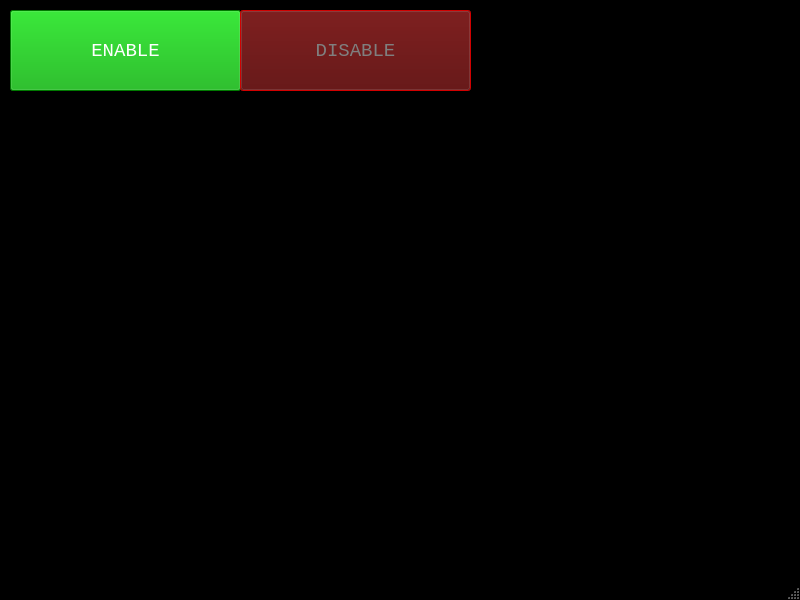
This is platform.ui in RAMBotsCSU/platform as Qt 5 draws it before an edit. The edited form follows.
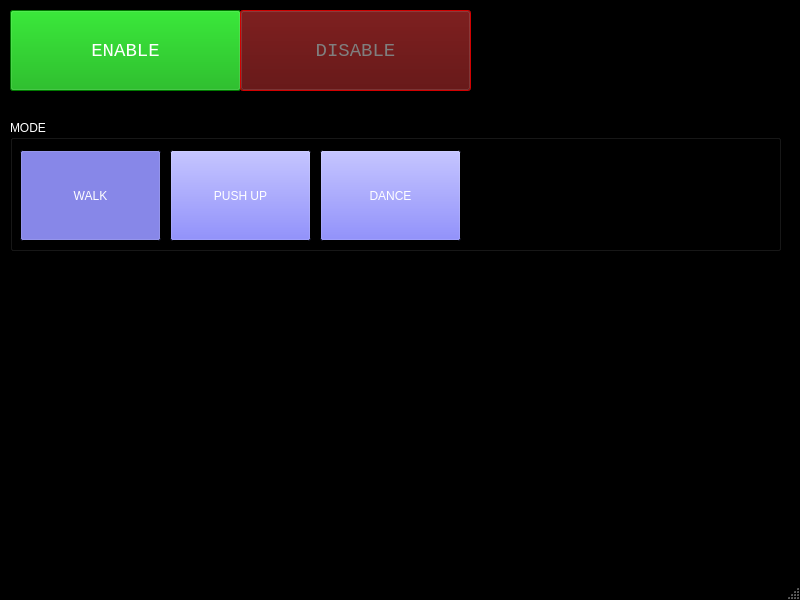
This is the edited form.

What changed in the file:
```diff
--- a/platform.ui
+++ b/platform.ui
@@ -166,15 +166,6 @@
        </color>
       </brush>
      </colorrole>
-     <colorrole role="Accent">
-      <brush brushstyle="SolidPattern">
-       <color alpha="255">
-        <red>255</red>
-        <green>255</green>
-        <blue>0</blue>
-       </color>
-      </brush>
-     </colorrole>
     </active>
     <inactive>
      <colorrole role="WindowText">
@@ -321,15 +312,6 @@
        </color>
       </brush>
      </colorrole>
-     <colorrole role="Accent">
-      <brush brushstyle="SolidPattern">
-       <color alpha="255">
-        <red>255</red>
-        <green>255</green>
-        <blue>0</blue>
-       </color>
-      </brush>
-     </colorrole>
     </inactive>
     <disabled>
      <colorrole role="WindowText">
@@ -476,15 +458,6 @@
        </color>
       </brush>
      </colorrole>
-     <colorrole role="Accent">
-      <brush brushstyle="SolidPattern">
-       <color alpha="255">
-        <red>255</red>
-        <green>255</green>
-        <blue>0</blue>
-       </color>
-      </brush>
-     </colorrole>
     </disabled>
    </palette>
   </property>
@@ -1514,6 +1487,505 @@
      <bool>false</bool>
     </property>
    </widget>
+   <widget class="QGroupBox" name="modeSelect">
+    <property name="geometry">
+     <rect>
+      <x>10</x>
+      <y>120</y>
+      <width>771</width>
+      <height>131</height>
+     </rect>
+    </property>
+    <property name="title">
+     <string>MODE</string>
+    </property>
+    <widget class="QPushButton" name="mode_manual">
+     <property name="geometry">
+      <rect>
+       <x>10</x>
+       <y>30</y>
+       <width>141</width>
+       <height>91</height>
+      </rect>
+     </property>
+     <property name="palette">
+      <palette>
+       <active>
+        <colorrole role="WindowText">
+         <brush brushstyle="SolidPattern">
+          <color alpha="255">
+           <red>255</red>
+           <green>255</green>
+           <blue>255</blue>
+          </color>
+         </brush>
+        </colorrole>
+        <colorrole role="Button">
+         <brush brushstyle="SolidPattern">
+          <color alpha="255">
+           <red>85</red>
+           <green>85</green>
+           <blue>255</blue>
+          </color>
+         </brush>
+        </colorrole>
+        <colorrole role="Dark">
+         <brush brushstyle="SolidPattern">
+          <color alpha="255">
+           <red>0</red>
+           <green>0</green>
+           <blue>0</blue>
+          </color>
+         </brush>
+        </colorrole>
+        <colorrole role="Text">
+         <brush brushstyle="SolidPattern">
+          <color alpha="255">
+           <red>255</red>
+           <green>255</green>
+           <blue>255</blue>
+          </color>
+         </brush>
+        </colorrole>
+        <colorrole role="ButtonText">
+         <brush brushstyle="SolidPattern">
+          <color alpha="255">
+           <red>255</red>
+           <green>255</green>
+           <blue>255</blue>
+          </color>
+         </brush>
+        </colorrole>
+       </active>
+       <inactive>
+        <colorrole role="WindowText">
+         <brush brushstyle="SolidPattern">
+          <color alpha="255">
+           <red>255</red>
+           <green>255</green>
+           <blue>255</blue>
+          </color>
+         </brush>
+        </colorrole>
+        <colorrole role="Button">
+         <brush brushstyle="SolidPattern">
+          <color alpha="255">
+           <red>85</red>
+           <green>85</green>
+           <blue>255</blue>
+          </color>
+         </brush>
+        </colorrole>
+        <colorrole role="Dark">
+         <brush brushstyle="SolidPattern">
+          <color alpha="255">
+           <red>0</red>
+           <green>0</green>
+           <blue>0</blue>
+          </color>
+         </brush>
+        </colorrole>
+        <colorrole role="Text">
+         <brush brushstyle="SolidPattern">
+          <color alpha="255">
+           <red>255</red>
+           <green>255</green>
+           <blue>255</blue>
+          </color>
+         </brush>
+        </colorrole>
+        <colorrole role="ButtonText">
+         <brush brushstyle="SolidPattern">
+          <color alpha="255">
+           <red>255</red>
+           <green>255</green>
+           <blue>255</blue>
+          </color>
+         </brush>
+        </colorrole>
+       </inactive>
+       <disabled>
+        <colorrole role="WindowText">
+         <brush brushstyle="SolidPattern">
+          <color alpha="255">
+           <red>0</red>
+           <green>0</green>
+           <blue>0</blue>
+          </color>
+         </brush>
+        </colorrole>
+        <colorrole role="Button">
+         <brush brushstyle="SolidPattern">
+          <color alpha="255">
+           <red>34</red>
+           <green>34</green>
+           <blue>103</blue>
+          </color>
+         </brush>
+        </colorrole>
+        <colorrole role="Dark">
+         <brush brushstyle="SolidPattern">
+          <color alpha="255">
+           <red>0</red>
+           <green>0</green>
+           <blue>0</blue>
+          </color>
+         </brush>
+        </colorrole>
+        <colorrole role="Text">
+         <brush brushstyle="SolidPattern">
+          <color alpha="255">
+           <red>0</red>
+           <green>0</green>
+           <blue>0</blue>
+          </color>
+         </brush>
+        </colorrole>
+        <colorrole role="ButtonText">
+         <brush brushstyle="SolidPattern">
+          <color alpha="255">
+           <red>0</red>
+           <green>0</green>
+           <blue>0</blue>
+          </color>
+         </brush>
+        </colorrole>
+       </disabled>
+      </palette>
+     </property>
+     <property name="text">
+      <string>WALK</string>
+     </property>
+     <property name="checkable">
+      <bool>true</bool>
+     </property>
+     <property name="checked">
+      <bool>true</bool>
+     </property>
+    </widget>
+    <widget class="QPushButton" name="mode_pushup">
+     <property name="geometry">
+      <rect>
+       <x>160</x>
+       <y>30</y>
+       <width>141</width>
+       <height>91</height>
+      </rect>
+     </property>
+     <property name="palette">
+      <palette>
+       <active>
+        <colorrole role="WindowText">
+         <brush brushstyle="SolidPattern">
+          <color alpha="255">
+           <red>255</red>
+           <green>255</green>
+           <blue>255</blue>
+          </color>
+         </brush>
+        </colorrole>
+        <colorrole role="Button">
+         <brush brushstyle="SolidPattern">
+          <color alpha="255">
+           <red>85</red>
+           <green>85</green>
+           <blue>255</blue>
+          </color>
+         </brush>
+        </colorrole>
+        <colorrole role="Dark">
+         <brush brushstyle="SolidPattern">
+          <color alpha="255">
+           <red>0</red>
+           <green>0</green>
+           <blue>0</blue>
+          </color>
+         </brush>
+        </colorrole>
+        <colorrole role="Text">
+         <brush brushstyle="SolidPattern">
+          <color alpha="255">
+           <red>255</red>
+           <green>255</green>
+           <blue>255</blue>
+          </color>
+         </brush>
+        </colorrole>
+        <colorrole role="ButtonText">
+         <brush brushstyle="SolidPattern">
+          <color alpha="255">
+           <red>255</red>
+           <green>255</green>
+           <blue>255</blue>
+          </color>
+         </brush>
+        </colorrole>
+       </active>
+       <inactive>
+        <colorrole role="WindowText">
+         <brush brushstyle="SolidPattern">
+          <color alpha="255">
+           <red>255</red>
+           <green>255</green>
+           <blue>255</blue>
+          </color>
+         </brush>
+        </colorrole>
+        <colorrole role="Button">
+         <brush brushstyle="SolidPattern">
+          <color alpha="255">
+           <red>85</red>
+           <green>85</green>
+           <blue>255</blue>
+          </color>
+         </brush>
+        </colorrole>
+        <colorrole role="Dark">
+         <brush brushstyle="SolidPattern">
+          <color alpha="255">
+           <red>0</red>
+           <green>0</green>
+           <blue>0</blue>
+          </color>
+         </brush>
+        </colorrole>
+        <colorrole role="Text">
+         <brush brushstyle="SolidPattern">
+          <color alpha="255">
+           <red>255</red>
+           <green>255</green>
+           <blue>255</blue>
+          </color>
+         </brush>
+        </colorrole>
+        <colorrole role="ButtonText">
+         <brush brushstyle="SolidPattern">
+          <color alpha="255">
+           <red>255</red>
+           <green>255</green>
+           <blue>255</blue>
+          </color>
+         </brush>
+        </colorrole>
+       </inactive>
+       <disabled>
+        <colorrole role="WindowText">
+         <brush brushstyle="SolidPattern">
+          <color alpha="255">
+           <red>0</red>
+           <green>0</green>
+           <blue>0</blue>
+          </color>
+         </brush>
+        </colorrole>
+        <colorrole role="Button">
+         <brush brushstyle="SolidPattern">
+          <color alpha="255">
+           <red>34</red>
+           <green>34</green>
+           <blue>103</blue>
+          </color>
+         </brush>
+        </colorrole>
+        <colorrole role="Dark">
+         <brush brushstyle="SolidPattern">
+          <color alpha="255">
+           <red>0</red>
+           <green>0</green>
+           <blue>0</blue>
+          </color>
+         </brush>
+        </colorrole>
+        <colorrole role="Text">
+         <brush brushstyle="SolidPattern">
+          <color alpha="255">
+           <red>0</red>
+           <green>0</green>
+           <blue>0</blue>
+          </color>
+         </brush>
+        </colorrole>
+        <colorrole role="ButtonText">
+         <brush brushstyle="SolidPattern">
+          <color alpha="255">
+           <red>0</red>
+           <green>0</green>
+           <blue>0</blue>
+          </color>
+         </brush>
+        </colorrole>
+       </disabled>
+      </palette>
+     </property>
+     <property name="text">
+      <string>PUSH UP</string>
+     </property>
+     <property name="checkable">
+      <bool>true</bool>
+     </property>
+    </widget>
+    <widget class="QPushButton" name="mode_dance">
+     <property name="geometry">
+      <rect>
+       <x>310</x>
+       <y>30</y>
+       <width>141</width>
+       <height>91</height>
+      </rect>
+     </property>
+     <property name="palette">
+      <palette>
+       <active>
+        <colorrole role="WindowText">
+         <brush brushstyle="SolidPattern">
+          <color alpha="255">
+           <red>255</red>
+           <green>255</green>
+           <blue>255</blue>
+          </color>
+         </brush>
+        </colorrole>
+        <colorrole role="Button">
+         <brush brushstyle="SolidPattern">
+          <color alpha="255">
+           <red>85</red>
+           <green>85</green>
+           <blue>255</blue>
+          </color>
+         </brush>
+        </colorrole>
+        <colorrole role="Dark">
+         <brush brushstyle="SolidPattern">
+          <color alpha="255">
+           <red>0</red>
+           <green>0</green>
+           <blue>0</blue>
+          </color>
+         </brush>
+        </colorrole>
+        <colorrole role="Text">
+         <brush brushstyle="SolidPattern">
+          <color alpha="255">
+           <red>255</red>
+           <green>255</green>
+           <blue>255</blue>
+          </color>
+         </brush>
+        </colorrole>
+        <colorrole role="ButtonText">
+         <brush brushstyle="SolidPattern">
+          <color alpha="255">
+           <red>255</red>
+           <green>255</green>
+           <blue>255</blue>
+          </color>
+         </brush>
+        </colorrole>
+       </active>
+       <inactive>
+        <colorrole role="WindowText">
+         <brush brushstyle="SolidPattern">
+          <color alpha="255">
+           <red>255</red>
+           <green>255</green>
+           <blue>255</blue>
+          </color>
+         </brush>
+        </colorrole>
+        <colorrole role="Button">
+         <brush brushstyle="SolidPattern">
+          <color alpha="255">
+           <red>85</red>
+           <green>85</green>
+           <blue>255</blue>
+          </color>
+         </brush>
+        </colorrole>
+        <colorrole role="Dark">
+         <brush brushstyle="SolidPattern">
+          <color alpha="255">
+           <red>0</red>
+           <green>0</green>
+           <blue>0</blue>
+          </color>
+         </brush>
+        </colorrole>
+        <colorrole role="Text">
+         <brush brushstyle="SolidPattern">
+          <color alpha="255">
+           <red>255</red>
+           <green>255</green>
+           <blue>255</blue>
+          </color>
+         </brush>
+        </colorrole>
+        <colorrole role="ButtonText">
+         <brush brushstyle="SolidPattern">
+          <color alpha="255">
+           <red>255</red>
+           <green>255</green>
+           <blue>255</blue>
+          </color>
+         </brush>
+        </colorrole>
+       </inactive>
+       <disabled>
+        <colorrole role="WindowText">
+         <brush brushstyle="SolidPattern">
+          <color alpha="255">
+           <red>0</red>
+           <green>0</green>
+           <blue>0</blue>
+          </color>
+         </brush>
+        </colorrole>
+        <colorrole role="Button">
+         <brush brushstyle="SolidPattern">
+          <color alpha="255">
+           <red>34</red>
+           <green>34</green>
+           <blue>103</blue>
+          </color>
+         </brush>
+        </colorrole>
+        <colorrole role="Dark">
+         <brush brushstyle="SolidPattern">
+          <color alpha="255">
+           <red>0</red>
+           <green>0</green>
+           <blue>0</blue>
+          </color>
+         </brush>
+        </colorrole>
+        <colorrole role="Text">
+         <brush brushstyle="SolidPattern">
+          <color alpha="255">
+           <red>0</red>
+           <green>0</green>
+           <blue>0</blue>
+          </color>
+         </brush>
+        </colorrole>
+        <colorrole role="ButtonText">
+         <brush brushstyle="SolidPattern">
+          <color alpha="255">
+           <red>0</red>
+           <green>0</green>
+           <blue>0</blue>
+          </color>
+         </brush>
+        </colorrole>
+       </disabled>
+      </palette>
+     </property>
+     <property name="text">
+      <string>DANCE</string>
+     </property>
+     <property name="checkable">
+      <bool>true</bool>
+     </property>
+    </widget>
+   </widget>
   </widget>
   <widget class="QMenuBar" name="menubar">
    <property name="geometry">
```
Left out of the diff: 62 changed lines with no effect on the pictures.
